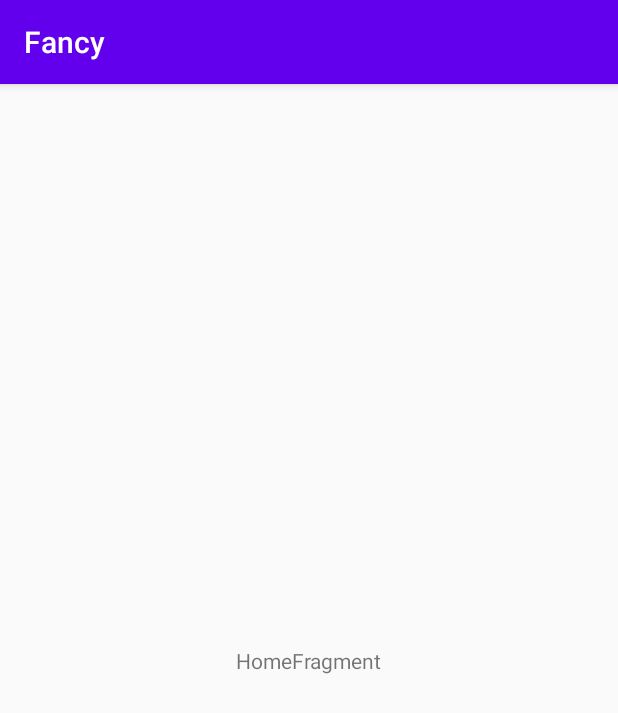
After one commit to mibrahimdev/Fancy, an Android app: the fragment HomeFragment shown on its own in the app's theme, on a phone screen of 412 x 824 dp. The commit adds this screen. Shown: the top 713 px of the screen. Run offline under Robolectric (Android 15) with nearby library versions, the phone set to English and light mode, and no system bars.

Commit message:
add home fragment stub

```diff
--- a/app/build.gradle
+++ b/app/build.gradle
@@ -60,7 +60,7 @@ dependencies {
 
     //arch components
     def lifecycle_version = "2.2.0"
-    def arch_version = "2.1.0"
+    implementation "androidx.lifecycle:lifecycle-extensions:$lifecycle_version"
     implementation "androidx.lifecycle:lifecycle-viewmodel:$lifecycle_version"
     implementation "androidx.lifecycle:lifecycle-livedata:$lifecycle_version"
     implementation "androidx.lifecycle:lifecycle-viewmodel-savedstate:$lifecycle_version"
--- a/app/src/main/AndroidManifest.xml
+++ b/app/src/main/AndroidManifest.xml
@@ -12,7 +12,7 @@
         android:roundIcon="@mipmap/ic_launcher_round"
         android:supportsRtl="true"
         android:theme="@style/AppTheme">
-        <activity android:name=".MainActivity">
+        <activity android:name=".ui.HomeActivity">
             <intent-filter>
                 <action android:name="android.intent.action.MAIN" />
 
--- /dev/null
+++ b/app/src/main/java/io/github/mohamedisoliman/fancy/ui/ui/home/HomeFragment.kt
@@ -0,0 +1,32 @@
+package io.github.mohamedisoliman.fancy.ui.ui.home
+
+import android.os.Bundle
+import android.view.LayoutInflater
+import android.view.View
+import android.view.ViewGroup
+import androidx.fragment.app.Fragment
+import androidx.lifecycle.ViewModelProviders
+import io.github.mohamedisoliman.fancy.R
+
+class HomeFragment : Fragment() {
+
+    companion object {
+        fun newInstance() = HomeFragment()
+    }
+
+    private lateinit var viewModel: HomeViewModel
+
+    override fun onCreateView(
+        inflater: LayoutInflater, container: ViewGroup?,
+        savedInstanceState: Bundle?
+    ): View {
+        return inflater.inflate(R.layout.home_fragment, container, false)
+    }
+
+    override fun onActivityCreated(savedInstanceState: Bundle?) {
+        super.onActivityCreated(savedInstanceState)
+        viewModel = ViewModelProviders.of(this).get(HomeViewModel::class.java)
+        // TODO: Use the ViewModel
+    }
+
+}
--- /dev/null
+++ b/app/src/main/java/io/github/mohamedisoliman/fancy/ui/ui/home/HomeViewModel.kt
@@ -0,0 +1,7 @@
+package io.github.mohamedisoliman.fancy.ui.ui.home
+
+import androidx.lifecycle.ViewModel
+
+class HomeViewModel : ViewModel() {
+    // TODO: Implement the ViewModel
+}
--- /dev/null
+++ b/app/src/main/res/layout/home_fragment.xml
@@ -0,0 +1,20 @@
+<?xml version="1.0" encoding="utf-8"?>
+<androidx.constraintlayout.widget.ConstraintLayout xmlns:android="http://schemas.android.com/apk/res/android"
+    xmlns:app="http://schemas.android.com/apk/res-auto"
+    xmlns:tools="http://schemas.android.com/tools"
+    android:id="@+id/home"
+    android:layout_width="match_parent"
+    android:layout_height="match_parent"
+    tools:context=".ui.home.HomeFragment">
+
+    <TextView
+        android:id="@+id/message"
+        android:layout_width="wrap_content"
+        android:layout_height="wrap_content"
+        android:text="HomeFragment"
+        app:layout_constraintBottom_toBottomOf="parent"
+        app:layout_constraintEnd_toEndOf="parent"
+        app:layout_constraintStart_toStartOf="parent"
+        app:layout_constraintTop_toTopOf="parent" />
+
+</androidx.constraintlayout.widget.ConstraintLayout>
--- a/app/src/main/res/values/strings.xml
+++ b/app/src/main/res/values/strings.xml
@@ -1,3 +1,3 @@
 <resources>
-  <string name="app_name">Fancy</string>
+    <string name="app_name">Fancy</string>
 </resources>
```
Also changed, not shown: app/src/main/java/io/github/mohamedisoliman/fancy/ui/HomeActivity.kt (added, +18 -0 lines), app/src/main/res/layout/home_activity.xml (added, +7 -0 lines).
